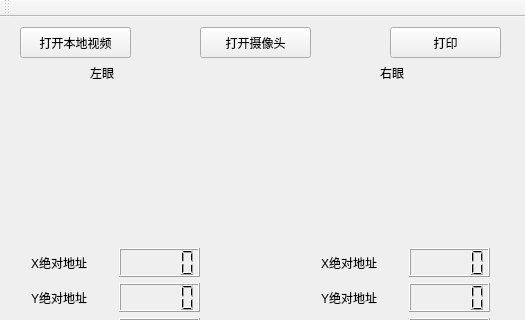
Old version of the form EyePupilLocalization/eyepupillocalization.ui in the repository mackenbaron/EyePupilLocalization; both pictures show x 0 to 525 and y 0 to 320 of the 525 by 711 pixel window.
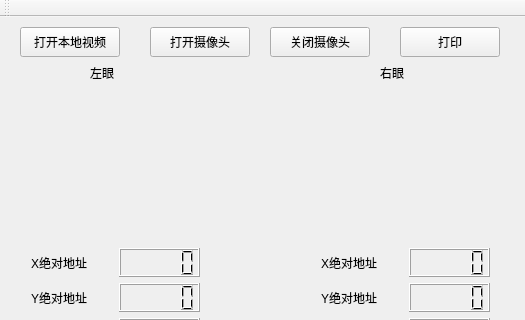
New version of the form. Icons and pictures are not drawn. Custom widgets are drawn as their Qt base class.

Diff of the .ui file:
```diff
--- a/EyePupilLocalization/eyepupillocalization.ui
+++ b/EyePupilLocalization/eyepupillocalization.ui
@@ -73,8 +73,8 @@
      <rect>
       <x>20</x>
       <y>10</y>
-      <width>111</width>
-      <height>31</height>
+      <width>100</width>
+      <height>30</height>
      </rect>
     </property>
     <property name="text">
@@ -219,10 +219,10 @@
    <widget class="QPushButton" name="Button_print">
     <property name="geometry">
      <rect>
-      <x>390</x>
+      <x>400</x>
       <y>10</y>
-      <width>111</width>
-      <height>31</height>
+      <width>100</width>
+      <height>30</height>
      </rect>
     </property>
     <property name="text">
@@ -232,16 +232,29 @@
    <widget class="QPushButton" name="Button_opencamera">
     <property name="geometry">
      <rect>
-      <x>200</x>
+      <x>150</x>
       <y>10</y>
-      <width>111</width>
-      <height>31</height>
+      <width>100</width>
+      <height>30</height>
      </rect>
     </property>
     <property name="text">
      <string>打开摄像头</string>
     </property>
    </widget>
+   <widget class="QPushButton" name="Button_closecamera">
+    <property name="geometry">
+     <rect>
+      <x>270</x>
+      <y>10</y>
+      <width>100</width>
+      <height>30</height>
+     </rect>
+    </property>
+    <property name="text">
+     <string>关闭摄像头</string>
+    </property>
+   </widget>
   </widget>
   <widget class="QMenuBar" name="menuBar">
    <property name="geometry">
```
Left out of the diff: 25 changed lines with no effect on the pictures.
